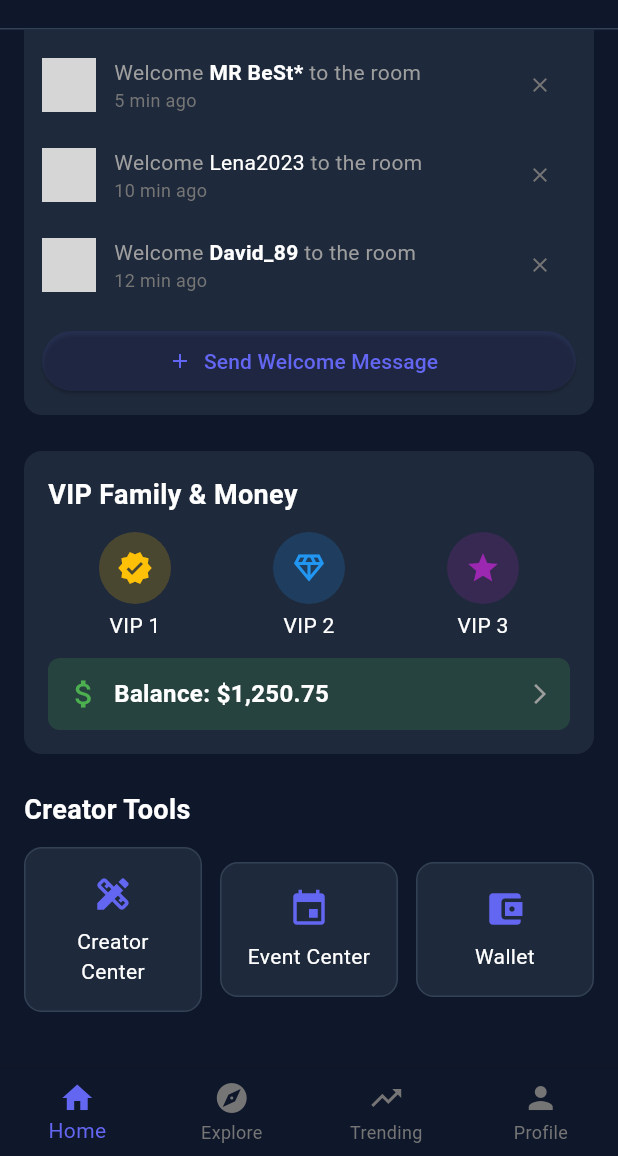
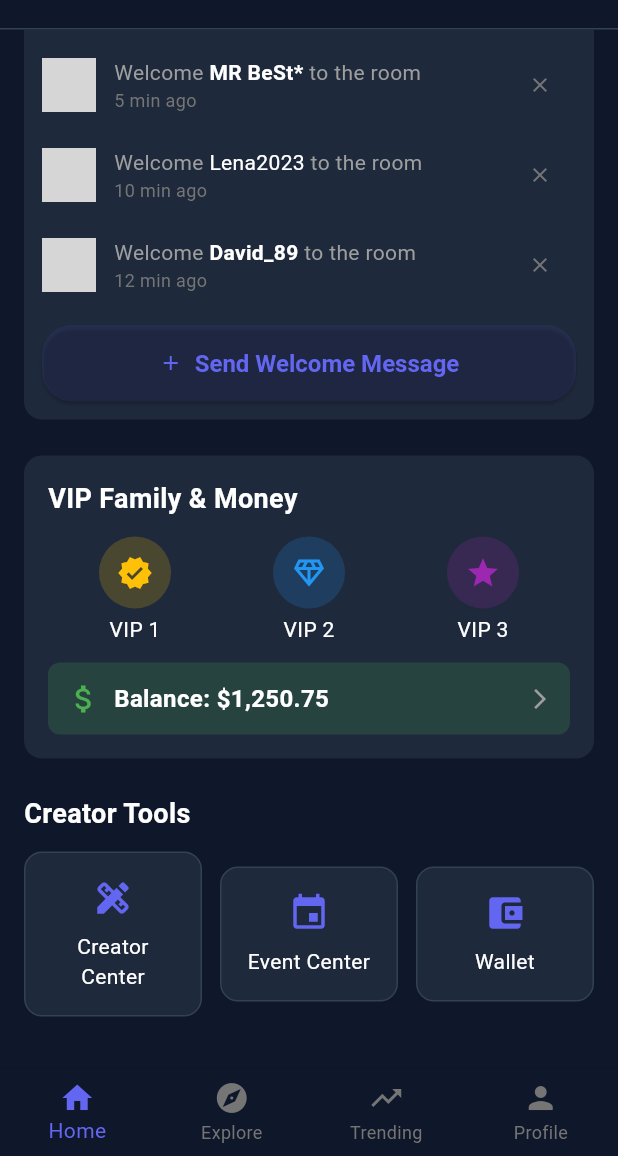
Before and after one commit to adegnilefadilath/nexo_live, a Flutter app: the screen it shows after launch, scrolled down 958 dp, on a phone screen of 412 x 824 dp, the part 80-1236 px from its top. Run offline on Flutter 3.47's test engine with Material 3 defaults, Android fonts, the phone set to English and light mode, and no system bars; network calls fail; grey boxes are pictures that could not be loaded.

Commit message:
refactor: Utilisation du thème personnalisé dans l'application

```diff
--- a/lib/main.dart
+++ b/lib/main.dart
@@ -1,5 +1,6 @@
 import 'package:flutter/material.dart';
 import 'screens/main_screen.dart';
+import 'utils/app_theme.dart';
 
 void main() {
   runApp(const NEXOLiveApp());
@@ -13,14 +14,7 @@ class NEXOLiveApp extends StatelessWidget {
     return MaterialApp(
       title: 'NEXO Live',
       debugShowCheckedModeBanner: false,
-      theme: ThemeData(
-        primarySwatch: Colors.deepPurple,
-        scaffoldBackgroundColor: const Color(0xFF0F172A),
-        appBarTheme: const AppBarTheme(
-          backgroundColor: Color(0xFF0F172A),
-          elevation: 0,
-        ),
-      ),
+      theme: AppTheme.darkTheme,
       home: const MainScreen(),
     );
   }
```
